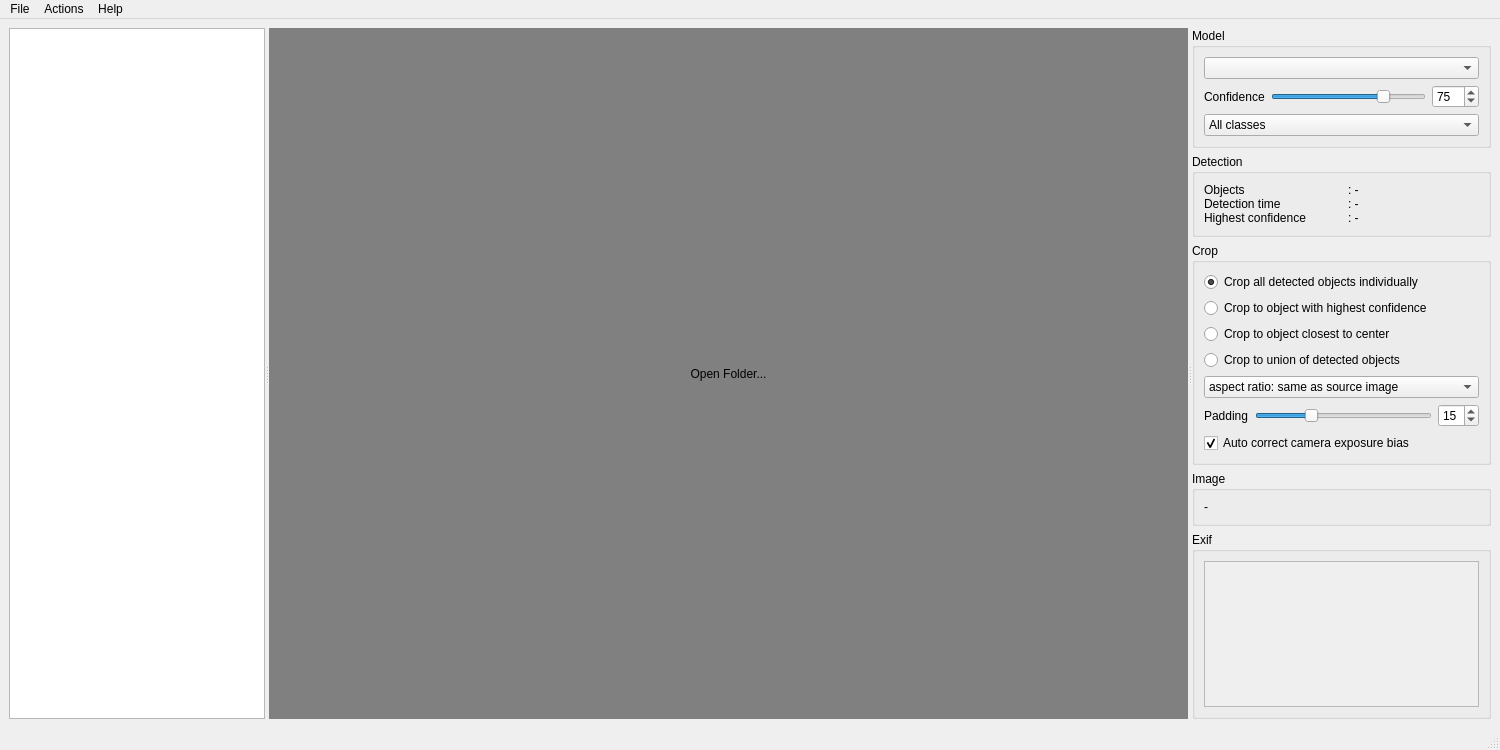
kenwer/detectorist, file src/detectorist/detectorist_app_gui.ui: the form before one commit.
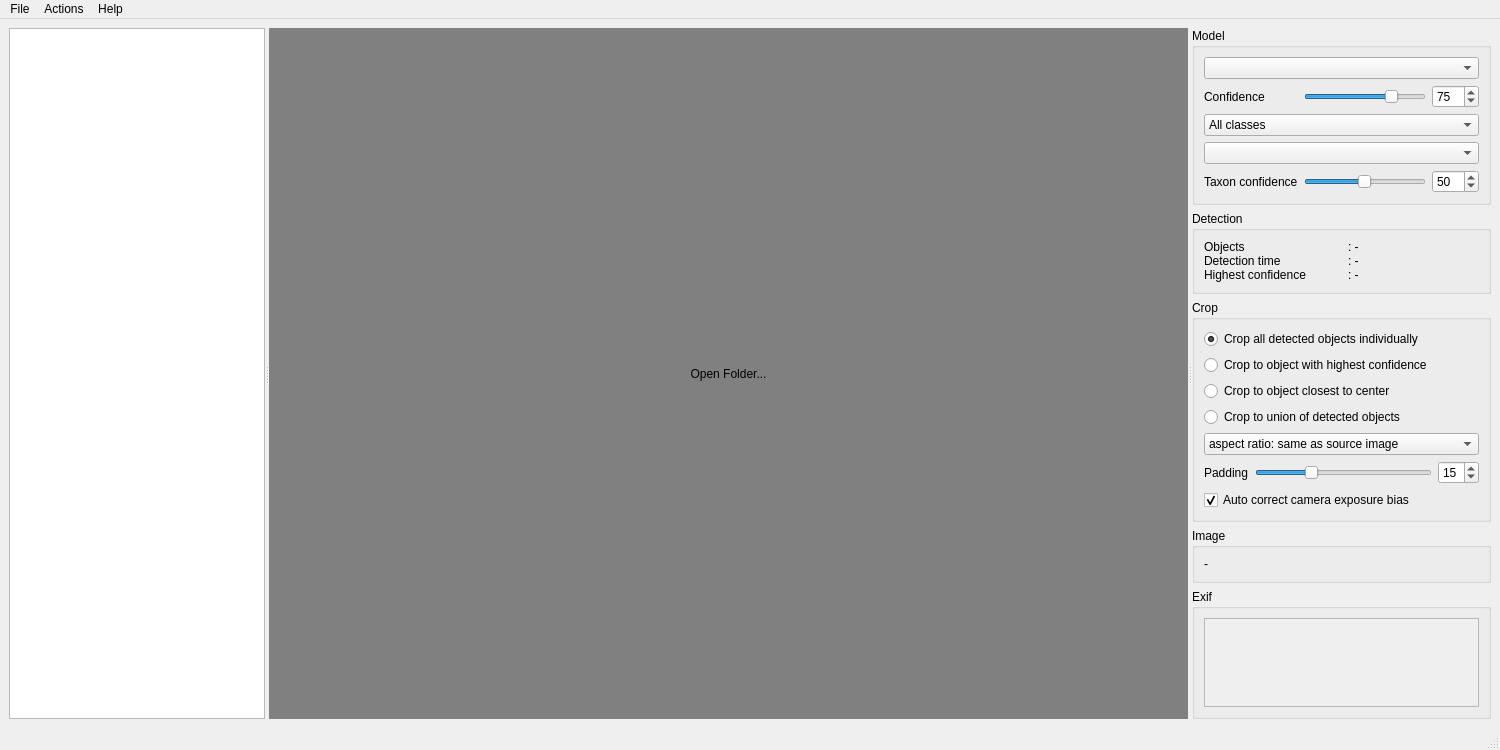
The form after the commit.

Commit message: Initial species classifier suppport

The edit to the form file:
```diff
--- a/src/detectorist/detectorist_app_gui.ui
+++ b/src/detectorist/detectorist_app_gui.ui
@@ -144,6 +144,70 @@
              </item>
             </widget>
            </item>
+           <item row="3" column="0" colspan="3">
+            <widget class="QComboBox" name="classifier_combo_box">
+             <property name="sizePolicy">
+              <sizepolicy hsizetype="Minimum" vsizetype="Fixed">
+               <horstretch>0</horstretch>
+               <verstretch>0</verstretch>
+              </sizepolicy>
+             </property>
+             <property name="toolTip">
+              <string>Model used to name the family, genus and species of each detection</string>
+             </property>
+            </widget>
+           </item>
+           <item row="4" column="0">
+            <widget class="QLabel" name="taxon_confidence_label">
+             <property name="toolTip">
+              <string>Names the classifier is less sure of than this are not shown</string>
+             </property>
+             <property name="text">
+              <string>Taxon confidence</string>
+             </property>
+            </widget>
+           </item>
+           <item row="4" column="1">
+            <widget class="QSlider" name="taxon_confidence_slider">
+             <property name="sizePolicy">
+              <sizepolicy hsizetype="MinimumExpanding" vsizetype="Fixed">
+               <horstretch>1</horstretch>
+               <verstretch>0</verstretch>
+              </sizepolicy>
+             </property>
+             <property name="toolTip">
+              <string>Names the classifier is less sure of than this are not shown</string>
+             </property>
+             <property name="minimum">
+              <number>1</number>
+             </property>
+             <property name="maximum">
+              <number>100</number>
+             </property>
+             <property name="singleStep">
+              <number>10</number>
+             </property>
+             <property name="sliderPosition">
+              <number>50</number>
+             </property>
+             <property name="orientation">
+              <enum>Qt::Orientation::Horizontal</enum>
+             </property>
+            </widget>
+           </item>
+           <item row="4" column="2">
+            <widget class="QSpinBox" name="taxon_confidence_spin_box">
+             <property name="minimum">
+              <number>1</number>
+             </property>
+             <property name="maximum">
+              <number>100</number>
+             </property>
+             <property name="value">
+              <number>50</number>
+             </property>
+            </widget>
+           </item>
           </layout>
          </widget>
         </item>
```
Left out of the diff: 12 changed lines with no effect on the pictures. The commit also changes 27 other files.
